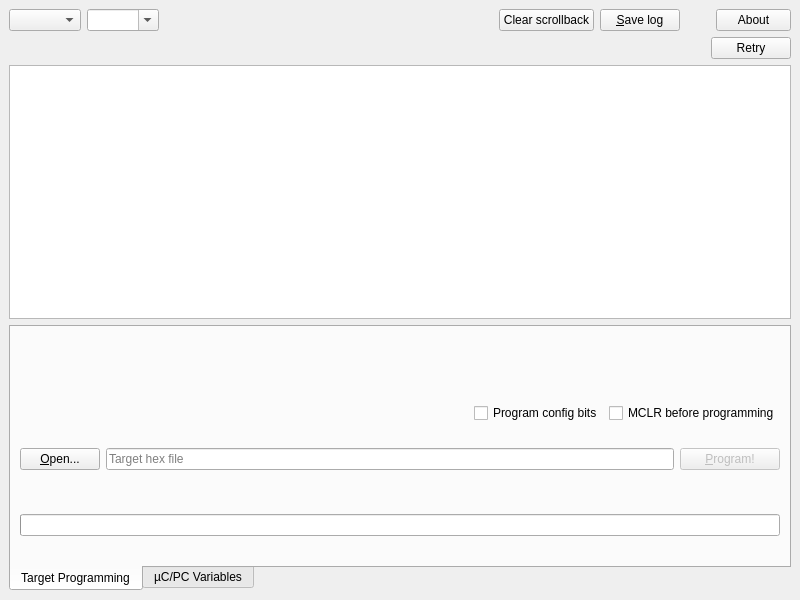
Old version of the form src/mainwindow.ui in the repository thirtythreeforty/bullycpp.
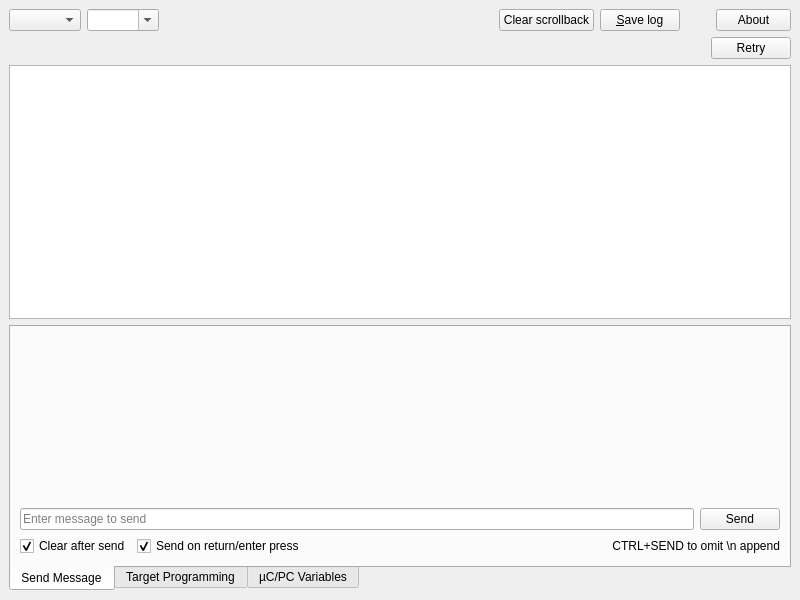
New version of the form. Custom widgets are drawn as their Qt base class.

Commit message: Implemented Send Message tab

The edit to the form file:
```diff
--- a/src/mainwindow.ui
+++ b/src/mainwindow.ui
@@ -195,6 +195,80 @@
       <property name="currentIndex">
        <number>0</number>
       </property>
+      <widget class="QWidget" name="sendMsg_Tab">
+       <attribute name="title">
+        <string>Send Message</string>
+       </attribute>
+       <layout class="QFormLayout" name="formLayout">
+        <property name="formAlignment">
+         <set>Qt::AlignBottom|Qt::AlignHCenter</set>
+        </property>
+        <item row="0" column="0" colspan="2">
+         <layout class="QHBoxLayout" name="horizontalLayout_5">
+          <item>
+           <widget class="QLineEdit" name="sendMsg_TextBox">
+            <property name="placeholderText">
+             <string>Enter message to send</string>
+            </property>
+           </widget>
+          </item>
+          <item>
+           <widget class="QPushButton" name="sendMsg_Button">
+            <property name="sizePolicy">
+             <sizepolicy hsizetype="Minimum" vsizetype="Minimum">
+              <horstretch>0</horstretch>
+              <verstretch>0</verstretch>
+             </sizepolicy>
+            </property>
+            <property name="text">
+             <string>Send</string>
+            </property>
+           </widget>
+          </item>
+         </layout>
+        </item>
+        <item row="1" column="0" colspan="2">
+         <layout class="QHBoxLayout" name="horizontalLayout_6">
+          <item>
+           <widget class="QCheckBox" name="clearOnSendCheckBox">
+            <property name="text">
+             <string>Clear after send</string>
+            </property>
+            <property name="checked">
+             <bool>true</bool>
+            </property>
+           </widget>
+          </item>
+          <item>
+           <widget class="QCheckBox" name="sendOnReturnCheckBox">
+            <property name="text">
+             <string>Send on return/enter press</string>
+            </property>
+            <property name="checked">
+             <bool>true</bool>
+            </property>
+           </widget>
+          </item>
+          <item>
+           <widget class="QLabel" name="label">
+            <property name="sizePolicy">
+             <sizepolicy hsizetype="Expanding" vsizetype="Preferred">
+              <horstretch>0</horstretch>
+              <verstretch>0</verstretch>
+             </sizepolicy>
+            </property>
+            <property name="text">
+             <string>CTRL+SEND to omit \n append</string>
+            </property>
+            <property name="alignment">
+             <set>Qt::AlignRight|Qt::AlignTrailing|Qt::AlignVCenter</set>
+            </property>
+           </widget>
+          </item>
+         </layout>
+        </item>
+       </layout>
+      </widget>
       <widget class="QWidget" name="target_programming">
        <attribute name="title">
         <string>Target Programming</string>
```
The commit also changes 2 other files.
